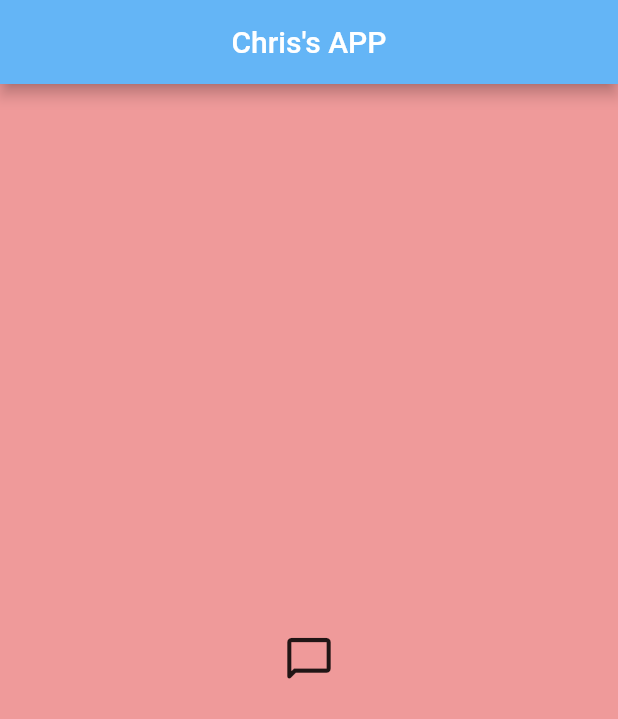
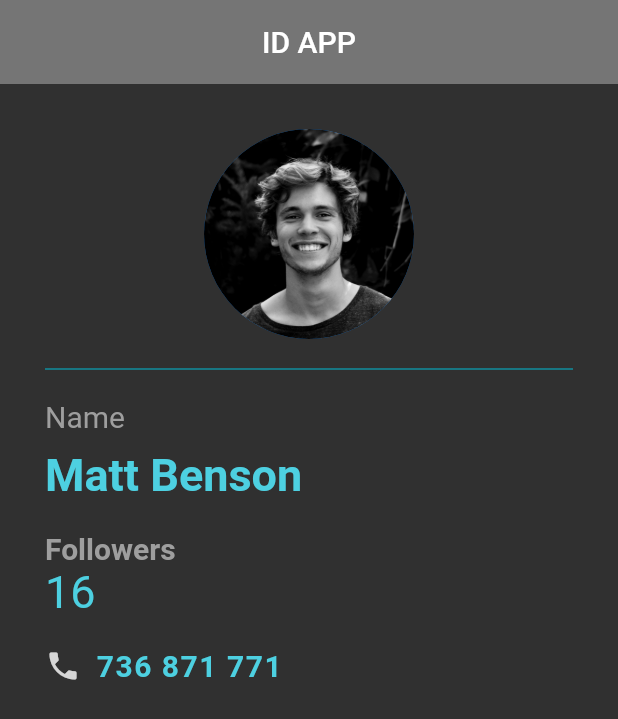
Before and after one commit to chrisjeremy84/my_first_flutter_app, a Flutter app: the screen it shows after launch, on a phone screen of 412 x 824 dp. Shown: the top 719 px of the screen. Run offline on Flutter 3.47's test engine with Material 2 defaults, Android fonts, the phone set to English and light mode, and no system bars.

Commit message:
ID card created

```diff
--- a/lib/main.dart
+++ b/lib/main.dart
@@ -8,20 +8,79 @@ class Home extends StatelessWidget {
   @override
   Widget build(BuildContext context) {
     return Scaffold(
+      backgroundColor: Colors.grey[850],
       appBar: AppBar(
-        title: Text("Chris's APP"),
+        title: Text("ID APP"),
         centerTitle: true,
-        backgroundColor: Colors.blue[300],
+        backgroundColor: Colors.grey[600],
+        elevation: 0.0,
       ),
-      body: Center(
-          child: IconButton(
-        icon: Icon(Icons.chat_bubble_outline_rounded),
-        onPressed: () {
-          print("You clicked the button");
-        },
-        iconSize: 35,
-      )),
-      backgroundColor: Colors.red[200],
+      body: Padding(
+        padding: EdgeInsets.fromLTRB(30, 30, 30, 10),
+        child: Column(
+          crossAxisAlignment: CrossAxisAlignment.start,
+          children: <Widget>[
+            Center(
+              child: CircleAvatar(
+                backgroundImage: AssetImage('assets/Matt.jpg'),
+                radius: 70.0,
+              ),
+            ),
+            Divider(
+              height: 40,
+              color: Colors.cyan,
+            ),
+            Text(
+              'Name',
+              style: TextStyle(
+                color: Colors.grey,
+                fontSize: 20,
+              ),
+            ),
+            SizedBox(height: 10),
+            Text(
+              'Matt Benson',
+              style: TextStyle(
+                  color: Colors.cyan[300],
+                  fontSize: 30,
+                  fontWeight: FontWeight.bold),
+            ),
+            SizedBox(height: 20),
+            Text(
+              'Followers',
+              style: TextStyle(
+                  color: Colors.grey,
+                  fontSize: 20,
+                  fontWeight: FontWeight.bold),
+            ),
+            Text(
+              '16',
+              style: TextStyle(
+                  color: Colors.cyan[300],
+                  fontSize: 30,
+                  fontWeight: FontWeight.w400),
+            ),
+            SizedBox(height: 20),
+            Row(
+              children: <Widget>[
+                Icon(
+                  Icons.phone,
+                  color: Colors.grey[350],
+                ),
+                SizedBox(width: 10),
+                Text(
+                  '736 871 771',
+                  style: TextStyle(
+                      color: Colors.cyan[300],
+                      fontSize: 20,
+                      letterSpacing: 1.0,
+                      fontWeight: FontWeight.w700),
+                )
+              ],
+            )
+          ],
+        ),
+      ),
     );
   }
 }
--- a/pubspec.yaml
+++ b/pubspec.yaml
@@ -45,9 +45,8 @@ flutter:
   uses-material-design: true
 
   # To add assets to your application, add an assets section, like this:
-  # assets:
-  #   - images/a_dot_burr.jpeg
-  #   - images/a_dot_ham.jpeg
+  assets:
+     - assets/Matt.jpg
 
   # An image asset can refer to one or more resolution-specific "variants", see
   # https://flutter.dev/assets-and-images/#resolution-aware.
```
Also changed, not shown: assets/Matt.jpg (added).
